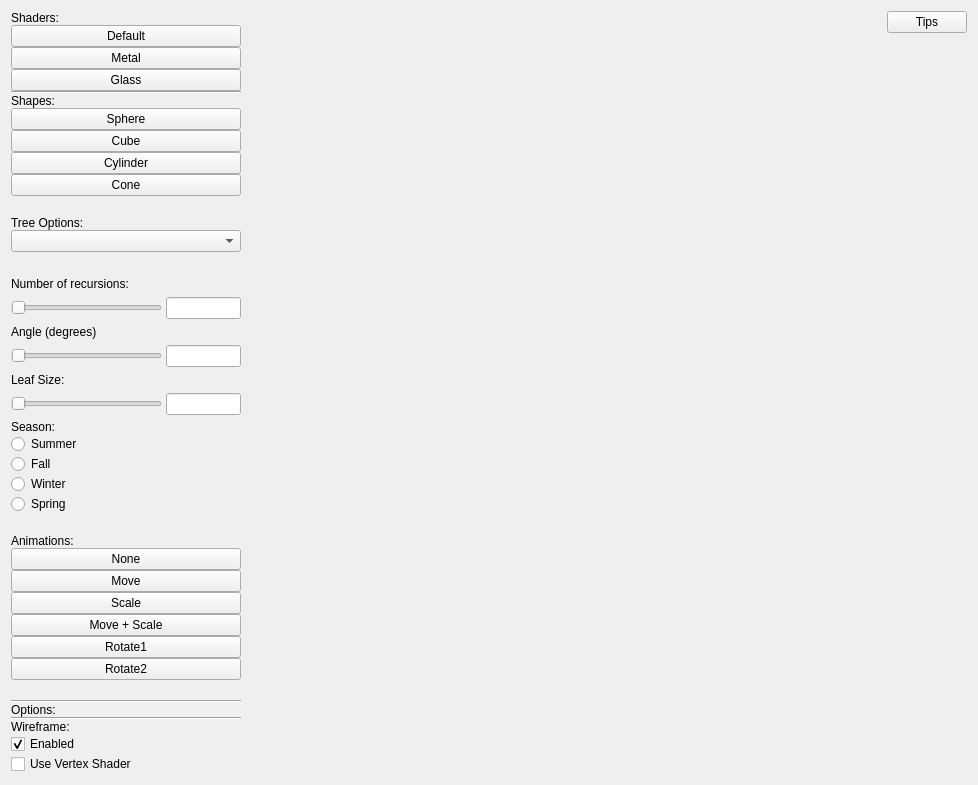
Qt form ui/mainwindow.ui (artset/seasonal-trees) before a commit.
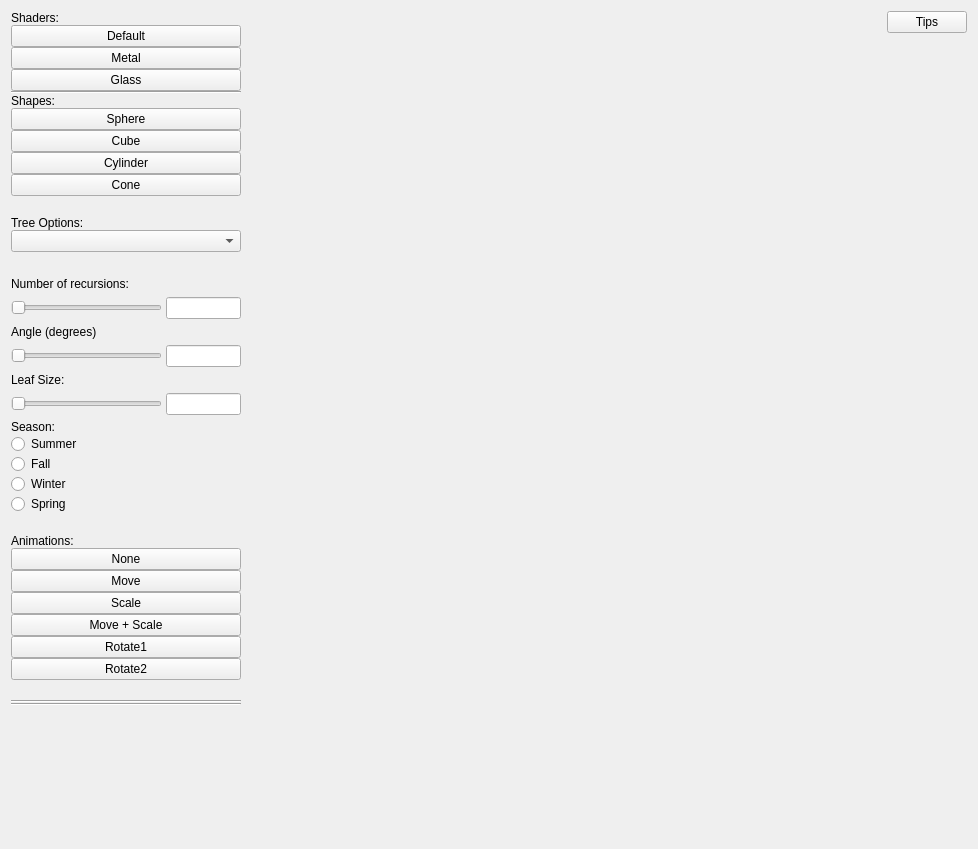
The same form after that commit.

Commit message: fix leaf color and get rid of wireframes

What changed in the file:
```diff
--- a/ui/mainwindow.ui
+++ b/ui/mainwindow.ui
@@ -7,7 +7,7 @@
     <x>0</x>
     <y>0</y>
     <width>978</width>
-    <height>784</height>
+    <height>849</height>
    </rect>
   </property>
   <property name="windowTitle">
@@ -25,7 +25,7 @@
    </property>
    <layout class="QHBoxLayout" name="horizontalLayout" stretch="0,3,0">
     <item>
-     <layout class="QVBoxLayout" name="verticalLayout" stretch="0,0,0,0,0,0,0,0,0,0,0,0,0,0,0,0,0,0,0,0,0,0,0,0,0,0,0,0,0,0,0,0,0,0,0,0">
+     <layout class="QVBoxLayout" name="verticalLayout" stretch="0,0,0,0,0,0,0,0,0,0,0,0,0,0,0,0,0,0,0,0,0,0,0,0,0,0,0,0,0,0,0,0">
       <property name="spacing">
        <number>0</number>
       </property>
@@ -356,13 +356,6 @@
         </property>
        </widget>
       </item>
-      <item>
-       <widget class="QLabel" name="label_4">
-        <property name="text">
-         <string>Options:</string>
-        </property>
-       </widget>
-      </item>
       <item>
        <widget class="Line" name="line_4">
         <property name="orientation">
@@ -370,36 +363,6 @@
         </property>
        </widget>
       </item>
-      <item>
-       <widget class="QLabel" name="label_5">
-        <property name="text">
-         <string>Wireframe:</string>
-        </property>
-       </widget>
-      </item>
-      <item>
-       <widget class="QCheckBox" name="wireframeCheckbox">
-        <property name="focusPolicy">
-         <enum>Qt::StrongFocus</enum>
-        </property>
-        <property name="text">
-         <string>Enabled</string>
-        </property>
-        <property name="checked">
-         <bool>true</bool>
-        </property>
-        <property name="tristate">
-         <bool>false</bool>
-        </property>
-       </widget>
-      </item>
-      <item>
-       <widget class="QCheckBox" name="checkBox">
-        <property name="text">
-         <string>Use Vertex Shader</string>
-        </property>
-       </widget>
-      </item>
       <item>
        <spacer name="verticalSpacer">
         <property name="orientation">
```
The commit also changes 5 other files.
